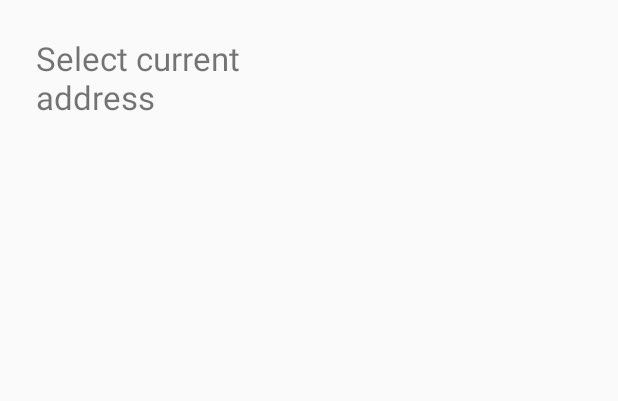
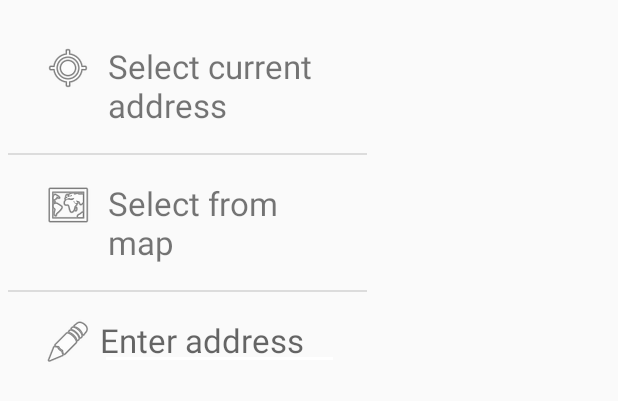
Before and after one commit to nickyli98/ShaketoShare, an Android app: the layout dialog_address_selection.xml on its own in the app's theme, with its tools: preview values and no code run, on a phone screen of 412 x 824 dp. Shown: the top 401 px of the screen. Run offline under Robolectric (Android 15) with nearby library versions, the phone set to English and light mode, and no system bars.

Commit message:
ui stuff

```diff
--- a/app/src/main/java/ic/hku/hk/AddressDialog.java
+++ b/app/src/main/java/ic/hku/hk/AddressDialog.java
@@ -1,5 +1,6 @@
 package ic.hku.hk;
 
+import android.content.res.ColorStateList;
 import android.location.Address;
 import android.location.Geocoder;
 import android.media.Image;
@@ -79,6 +80,7 @@ public class AddressDialog {
                 @Override
                 public void onItemClick(AdapterView<?> adapterView, View view, int pos, long id) {
                     pickUpAddress.setText(adapter.getItem(pos).getFullText(null));
+                    enterManually.setBackgroundTintList(context.getResources().getColorStateList(R.color.colorAccent, context.getTheme()));
                     dialog.cancel();
                 }
             });
--- a/app/src/main/res/layout/activity_maps.xml
+++ b/app/src/main/res/layout/activity_maps.xml
@@ -31,17 +31,17 @@
             android:layout_width="wrap_content"
             android:layout_height="wrap_content"
             android:layout_centerInParent="true"
+            android:contentDescription="@string/marks_centre_of_map"
             android:visibility="invisible"
-            sothree:srcCompat="@android:drawable/ic_delete"
-            android:contentDescription="@string/marks_centre_of_map" />
+            sothree:srcCompat="@drawable/ic_map_centre" />
 
         <LinearLayout
             android:layout_width="match_parent"
             android:layout_height="match_parent"
             android:layout_alignParentTop="true"
-            android:layout_marginTop="55dp"
-            android:layout_marginStart="8dp"
-            android:layout_marginEnd="8dp"
+            android:layout_marginTop="@dimen/marginPreviewVertical"
+            android:layout_marginStart="@dimen/marginPreviewHorizontal"
+            android:layout_marginEnd="@dimen/marginPreviewHorizontal"
             android:orientation="horizontal">
 
             <TextView
@@ -51,12 +51,12 @@
                 android:layout_weight="1"
                 android:background="@color/inputText"
                 android:visibility="invisible"
-                android:layout_marginStart="10dp"
+                android:layout_marginStart="@dimen/marginAddressPreview"
                 android:maxLines="1"
-                android:paddingStart="5dp"
-                android:paddingEnd="5dp"
-                android:paddingTop="7dp"
-                android:paddingBottom="7dp"/>
+                android:paddingStart="@dimen/paddingAddressPreviewHorizontal"
+                android:paddingEnd="@dimen/paddingAddressPreviewHorizontal"
+                android:paddingTop="@dimen/paddingAddressPreviewVertical"
+                android:paddingBottom="@dimen/paddingAddressPreviewVertical"/>
 
             <Button
                 android:id="@+id/selectFromMapDone"
--- a/app/src/main/res/layout/dialog_address_selection.xml
+++ b/app/src/main/res/layout/dialog_address_selection.xml
@@ -6,34 +6,103 @@
     android:layout_width="250dp"
     android:layout_height="500dp">
 
+    <LinearLayout
+        android:layout_width="match_parent"
+        android:layout_height="wrap_content"
+        android:layout_marginBottom="@dimen/selectionMarginHalf"
+        android:layout_marginLeft="@dimen/selectionMarginFull"
+        android:layout_marginRight="@dimen/selectionMarginFull"
+        android:layout_marginTop="@dimen/selectionMarginFull"
+        android:orientation="horizontal">
+
+        <ImageView
+            android:id="@+id/locationIcon"
+            android:layout_width="wrap_content"
+            android:layout_height="wrap_content"
+            android:padding="@dimen/text_box_padding"
+            app:srcCompat="@android:drawable/ic_menu_mylocation" />
+
         <TextView
             android:id="@+id/selectCurrentAddress"
-        android:layout_width="match_parent"
-        android:layout_height="match_parent"
-        android:layout_margin="24dp"
+            android:layout_width="0dp"
+            android:layout_height="wrap_content"
+            android:layout_weight="1"
+            android:padding="@dimen/text_box_padding"
             android:text="@string/select_current_address_prompt"
             android:textSize="10pt" />
+    </LinearLayout>
+
+    <View
+        android:layout_width="match_parent"
+        android:layout_height="@dimen/line_width"
+        android:background="@color/lineColour"
+        android:layout_marginStart="@dimen/lineMargin"
+        android:layout_marginEnd="@dimen/lineMargin"/>
+
+    <LinearLayout
+        android:layout_width="match_parent"
+        android:layout_height="wrap_content"
+        android:layout_marginBottom="@dimen/selectionMarginHalf"
+        android:layout_marginLeft="@dimen/selectionMarginFull"
+        android:layout_marginRight="@dimen/selectionMarginFull"
+        android:layout_marginTop="@dimen/selectionMarginHalf"
+        android:orientation="horizontal">
+
+        <ImageView
+            android:id="@+id/mapIcon"
+            android:layout_width="wrap_content"
+            android:layout_height="wrap_content"
+            android:padding="@dimen/text_box_padding"
+            app:srcCompat="@android:drawable/ic_menu_mapmode" />
 
         <TextView
             android:id="@+id/selectFromMap"
-        android:layout_width="match_parent"
-        android:layout_height="match_parent"
-        android:layout_marginLeft="24dp"
-        android:layout_marginRight="24dp"
-        android:layout_marginBottom="24dp"
+            android:layout_width="0dp"
+            android:layout_height="wrap_content"
+            android:layout_weight="1"
+            android:padding="@dimen/text_box_padding"
             android:text="@string/select_from_map_prompt"
             android:textSize="10pt" />
+    </LinearLayout>
+
+    <View
+        android:layout_width="match_parent"
+        android:layout_height="@dimen/line_width"
+        android:background="@color/lineColour"
+        android:layout_marginStart="@dimen/lineMargin"
+        android:layout_marginEnd="@dimen/lineMargin"/>
+
+    <LinearLayout
+        android:layout_width="match_parent"
+        android:layout_height="wrap_content"
+        android:layout_marginBottom="@dimen/selectionMarginFull"
+        android:layout_marginLeft="@dimen/selectionMarginFull"
+        android:layout_marginRight="@dimen/selectionMarginFull"
+        android:layout_marginTop="@dimen/selectionMarginHalf"
+        android:orientation="horizontal">
+
+        <ImageView
+            android:id="@+id/editIcon"
+            android:layout_width="wrap_content"
+            android:layout_height="wrap_content"
+            android:padding="@dimen/text_box_padding"
+            app:srcCompat="@android:drawable/ic_menu_edit" />
 
         <AutoCompleteTextView
             android:id="@+id/enterManually"
-        android:layout_width="match_parent"
-        android:layout_height="match_parent"
-        android:layout_marginLeft="24dp"
-        android:layout_marginRight="24dp"
-        android:layout_marginBottom="24dp"
+            android:layout_width="0dp"
+            android:layout_height="wrap_content"
+            android:layout_weight="1"
+            android:cursorVisible="false"
             android:hint="@string/enter_address_hint"
             android:imeOptions="actionDone"
+            android:paddingEnd="0dp"
+            android:paddingStart="0dp"
+            android:paddingTop="0dp"
+            android:backgroundTint="@color/inputText"
+            android:padding="@dimen/text_box_padding"
             android:singleLine="true"
             android:textSize="10pt" />
+    </LinearLayout>
 
 </LinearLayout>
--- a/app/src/main/res/values/dimens.xml
+++ b/app/src/main/res/values/dimens.xml
@@ -8,6 +8,11 @@
     <dimen name="switchMargin">8dp</dimen>
     <dimen name="marginVerticalFull">16dp</dimen>
     <dimen name="marginVerticalHalf">8dp</dimen>
+    <dimen name="marginPreviewVertical">55dp</dimen>
+    <dimen name="marginPreviewHorizontal">8dp</dimen>
+    <dimen name="marginAddressPreview">10dp</dimen>
+    <dimen name="paddingAddressPreviewHorizontal">5dp</dimen>
+    <dimen name="paddingAddressPreviewVertical">7dp</dimen>
     <dimen name="date_margin">70dp</dimen>
     <dimen name="text_box_padding">5dp</dimen>
     <dimen name="input_text_size">8pt</dimen>
```
Also changed, not shown: app/src/main/java/ic/hku/hk/LoginActivity.java (line endings or trailing spaces), app/src/main/res/drawable-hdpi/ic_map_centre.png (added), app/src/main/res/drawable-mdpi/ic_map_centre.png (added), app/src/main/res/drawable-xhdpi/ic_map_centre.png (added), app/src/main/res/drawable-xxhdpi/ic_map_centre.png (added). Lines whose indentation alone changed are shown as unchanged.
